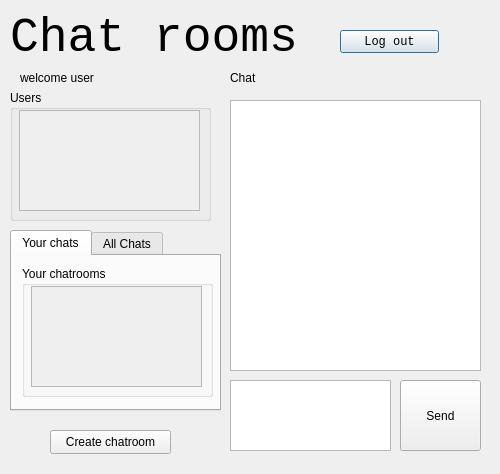
Sastiazaran/chatRooms, file MainWindow.ui: the form before one commit.
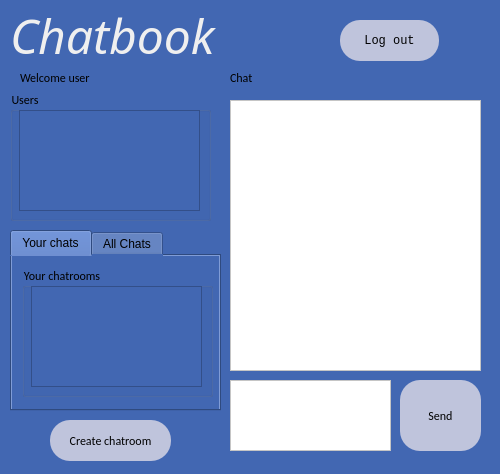
The form after the commit. The open tabs and pages were chosen to show the change.

What changed in the file:
```diff
--- a/MainWindow.ui
+++ b/MainWindow.ui
@@ -20,34 +20,36 @@
    <string>Dialog</string>
   </property>
   <property name="styleSheet">
-   <string notr="true"/>
+   <string notr="true">background-color: rgb(66, 103, 178);
+color: rgb(239, 239, 239);</string>
   </property>
   <widget class="QLabel" name="label">
    <property name="geometry">
     <rect>
      <x>10</x>
-     <y>0</y>
-     <width>347</width>
-     <height>77</height>
+     <y>10</y>
+     <width>241</width>
+     <height>51</height>
     </rect>
    </property>
    <property name="font">
     <font>
-     <family>Consolas</family>
+     <family>Harlow Solid Italic</family>
      <pointsize>36</pointsize>
+     <italic>true</italic>
     </font>
    </property>
    <property name="text">
-    <string>Chat rooms</string>
+    <string>Chatbook</string>
    </property>
   </widget>
   <widget class="QPushButton" name="button_logOut">
    <property name="geometry">
     <rect>
      <x>340</x>
-     <y>30</y>
+     <y>20</y>
      <width>99</width>
-     <height>23</height>
+     <height>41</height>
     </rect>
    </property>
    <property name="font">
@@ -55,6 +57,11 @@
      <family>Consolas</family>
     </font>
    </property>
+   <property name="styleSheet">
+    <string notr="true">border-radius:20px;
+color: rgb(0, 0, 0);
+background-color: rgb(191, 196, 220);</string>
+   </property>
    <property name="text">
     <string>Log out</string>
    </property>
@@ -68,8 +75,16 @@
      <height>16</height>
     </rect>
    </property>
+   <property name="font">
+    <font>
+     <family>Calibri</family>
+    </font>
+   </property>
+   <property name="styleSheet">
+    <string notr="true">color: rgb(0, 0, 0);</string>
+   </property>
    <property name="text">
-    <string>welcome user</string>
+    <string>Welcome user</string>
    </property>
   </widget>
   <widget class="QWidget" name="widget" native="true">
@@ -90,6 +105,16 @@
       <height>71</height>
      </rect>
     </property>
+    <property name="font">
+     <font>
+      <family>Calibri</family>
+     </font>
+    </property>
+    <property name="styleSheet">
+     <string notr="true">border-radius:20px;
+color: rgb(0, 0, 0);
+background-color: rgb(191, 196, 220);</string>
+    </property>
     <property name="text">
      <string>Send</string>
     </property>
@@ -103,6 +128,14 @@
       <height>16</height>
      </rect>
     </property>
+    <property name="font">
+     <font>
+      <family>Calibri</family>
+     </font>
+    </property>
+    <property name="styleSheet">
+     <string notr="true">color: rgb(0, 0, 0);</string>
+    </property>
     <property name="text">
      <string>Chat</string>
     </property>
@@ -116,6 +149,10 @@
       <height>271</height>
      </rect>
     </property>
+    <property name="styleSheet">
+     <string notr="true">background-color: rgb(255, 255, 255);
+color: rgb(0, 0, 0);</string>
+    </property>
    </widget>
    <widget class="QTextEdit" name="msgEdit">
     <property name="geometry">
@@ -126,6 +163,10 @@
       <height>71</height>
      </rect>
     </property>
+    <property name="styleSheet">
+     <string notr="true">background-color: rgb(255, 255, 255);
+color: rgb(0, 0, 0);</string>
+    </property>
    </widget>
   </widget>
   <widget class="QGroupBox" name="groupBox">
@@ -137,6 +178,14 @@
      <height>131</height>
     </rect>
    </property>
+   <property name="font">
+    <font>
+     <family>Calibri</family>
+    </font>
+   </property>
+   <property name="styleSheet">
+    <string notr="true">color: rgb(0, 0, 0)</string>
+   </property>
    <property name="title">
     <string>Users</string>
    </property>
@@ -179,11 +228,21 @@
    <property name="geometry">
     <rect>
      <x>50</x>
-     <y>430</y>
+     <y>420</y>
      <width>121</width>
-     <height>24</height>
+     <height>41</height>
     </rect>
    </property>
+   <property name="font">
+    <font>
+     <family>Calibri</family>
+    </font>
+   </property>
+   <property name="styleSheet">
+    <string notr="true">border-radius:20px;
+color: rgb(0, 0, 0);
+background-color: rgb(191, 196, 220);</string>
+   </property>
    <property name="text">
     <string>Create chatroom</string>
    </property>
@@ -197,8 +256,11 @@
      <height>181</height>
     </rect>
    </property>
+   <property name="styleSheet">
+    <string notr="true">color: rgb(0, 0, 0);</string>
+   </property>
    <property name="currentIndex">
-    <number>0</number>
+    <number>1</number>
    </property>
    <widget class="QWidget" name="tab">
     <attribute name="title">
@@ -213,6 +275,11 @@
        <height>131</height>
       </rect>
      </property>
+     <property name="font">
+      <font>
+       <family>Calibri</family>
+      </font>
+     </property>
      <property name="title">
       <string>Your chatrooms</string>
      </property>
```
